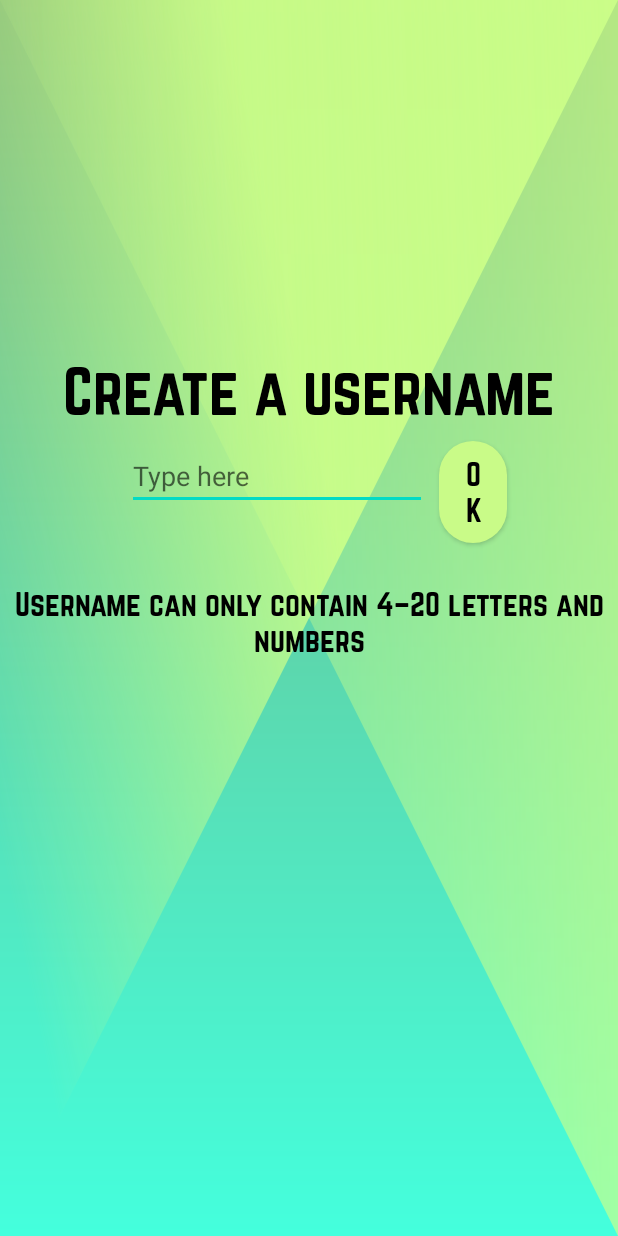
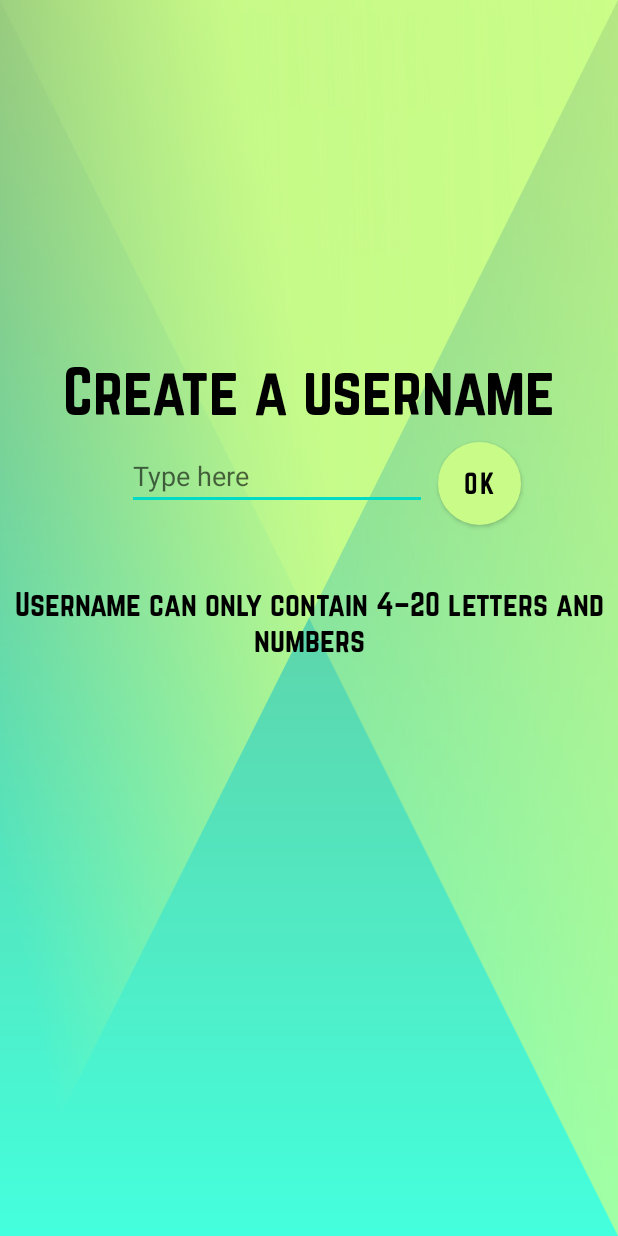
Before and after one commit to AntonBush/fact-or-cap-game, an Android app: the screen it shows after launch (MainActivity), on a phone screen of 412 x 824 dp. Run offline under Robolectric (Android 15) with nearby library versions, the phone set to English and light mode, and no system bars.

Commit message:
Небольшие исправления

```diff
--- a/app/src/main/java/com/tmvlg/factorcapgame/data/repository/fact/FactRepository.kt
+++ b/app/src/main/java/com/tmvlg/factorcapgame/data/repository/fact/FactRepository.kt
@@ -24,8 +24,8 @@ class FactRepository(
 
     @WorkerThread
     suspend fun loadFact() {
-//        fact = factApiList.random().retrofitService.getFact() // RIP ASLI API
-        fact = factApiList[1].retrofitService.getFact() //LOADS ONLY FAKE FACTS
+        fact = factApiList.random().retrofitService.getFact() // RIP ASLI API
+//        fact = factApiList[1].retrofitService.getFact() //LOADS ONLY FAKE FACTS
         factLD.postValue(fact ?: throw RuntimeException("Cannot load fact"))
     }
 
--- a/app/src/main/res/layout/fragment_create_username.xml
+++ b/app/src/main/res/layout/fragment_create_username.xml
@@ -37,8 +37,8 @@
             android:lines="1"/>
     <Button
             android:id="@+id/confirm_username_button"
-            android:layout_width="45dp"
-            android:layout_height="wrap_content"
+            android:layout_width="55dp"
+            android:layout_height="55dp"
             app:layout_constraintLeft_toRightOf="@id/create_username_edittext"
             app:layout_constraintRight_toRightOf="parent"
             app:layout_constraintBottom_toBottomOf="parent"
@@ -49,7 +49,7 @@
             android:background="@drawable/roundedbutton"
             android:backgroundTint="@color/primarygreen"
             android:text="@string/ok_string"
-            android:textSize="20sp"
+            android:textSize="18sp"
             android:textColor="@color/black"
             android:fontFamily="@font/norwester"
             android:textAlignment="center"/>
```
Also changed, not shown: app/src/main/java/com/tmvlg/factorcapgame/ui/statisitics/StatisticsFragment.kt (+5 -2 lines).
